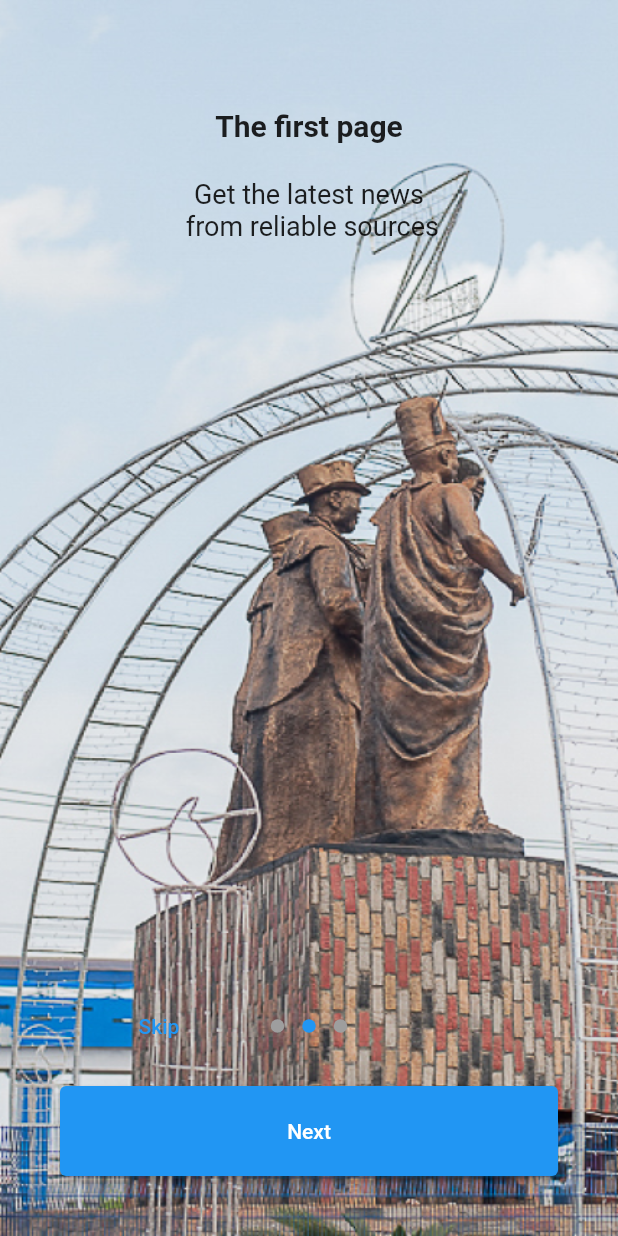
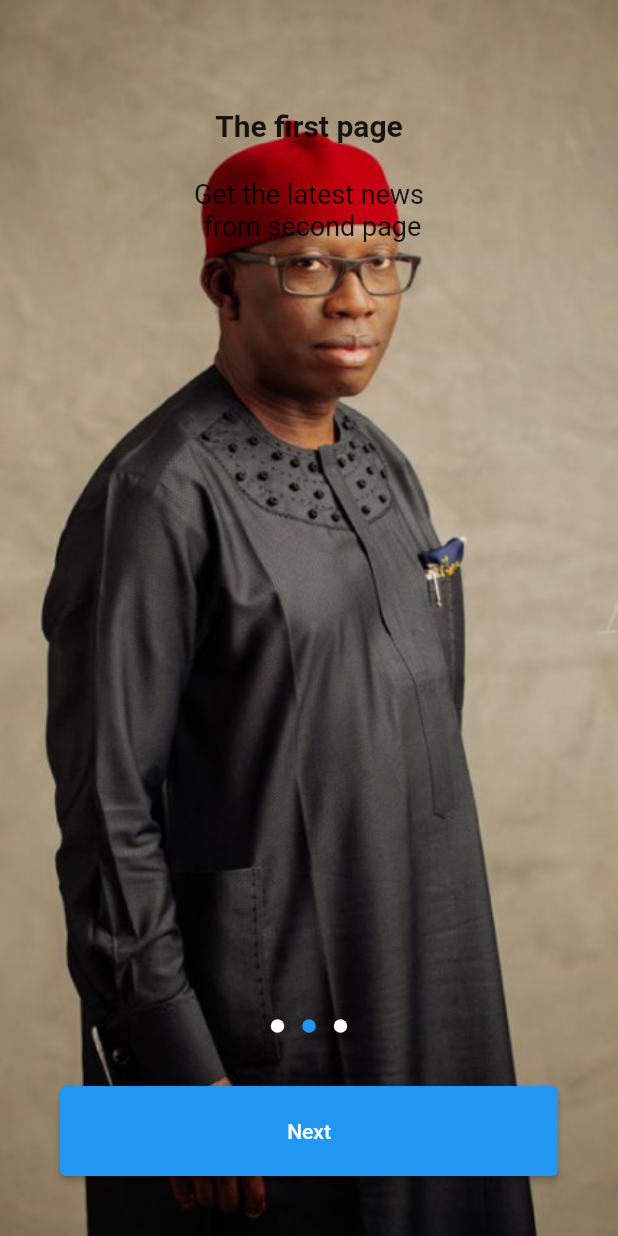
Before and after one commit to rukky96/delta_news, a Flutter app: the screen it shows after launch, swiped to page 2, on a phone screen of 412 x 824 dp. Run offline on Flutter 3.47's test engine with Material 2 defaults, Android fonts, the phone set to English and light mode, and no system bars; drawn by our look-alikes of introduction_screen; our stand-ins replace splashscreen.

Commit message:
I made some corrections here

```diff
--- a/lib/main.dart
+++ b/lib/main.dart
@@ -69,7 +69,23 @@
     'assets/images/statue.png',
     'assets/images/athlete.png',
   ];
+
+  List<String> buttonText = ['Next', 'Next', 'Get Started'];
   int pictureIndex = 0;
+
+  changePage() {
+    setState(() {
+      pictureIndex = 1;
+    });
+  }
+
+  changePage2() {
+    setState(() {
+      pictureIndex = 2;
+    });
+  }
+
+  goToHome() {}
 
   final introKey = GlobalKey<IntroductionScreenState>();
   @override
@@ -83,16 +99,33 @@
               image: AssetImage(pagePictures[pictureIndex]), fit: BoxFit.fill)),
       child: IntroductionScreen(
         globalBackgroundColor: Color.fromARGB(0, 207, 90, 90),
+        dotsDecorator: const DotsDecorator(
+          color: Colors.white,
+          activeColor: Colors.blue,
+        ),
         key: introKey,
+        initialPage: 1,
+        overrideNext: null,
         globalFooter: SizedBox(
           width: double.infinity,
           height: 60,
           child: ElevatedButton(
-            onPressed: (() {}),
-            child: Text('Next'),
+            onPressed: () {
+              if (pictureIndex < 2) {
+                setState(() {
+                  pictureIndex++;
+                });
+              } else if (pictureIndex == 2) {
+                Navigator.push(context,
+                    MaterialPageRoute(builder: (context) => const HomePage()));
+              }
+            },
+            child: Text(buttonText[pictureIndex]),
           ),
         ),
-        showSkipButton: true,
+        showSkipButton: false,
+        showBackButton: false,
+        showDoneButton: false,
         skip: const Text('Skip'),
         done: const Text('Done'),
         next: const Text('Next'),
@@ -113,11 +146,11 @@
           ),
           PageViewModel(
             title: 'The first page',
-            body: 'Get the latest news \n from reliable sources',
+            body: 'Get the latest news \n from second page',
           ),
           PageViewModel(
             title: 'The first page',
-            body: 'Get the latest news \n from reliable sources',
+            body: 'Get the latest news \n from third page',
           ),
         ],
       ),
```
